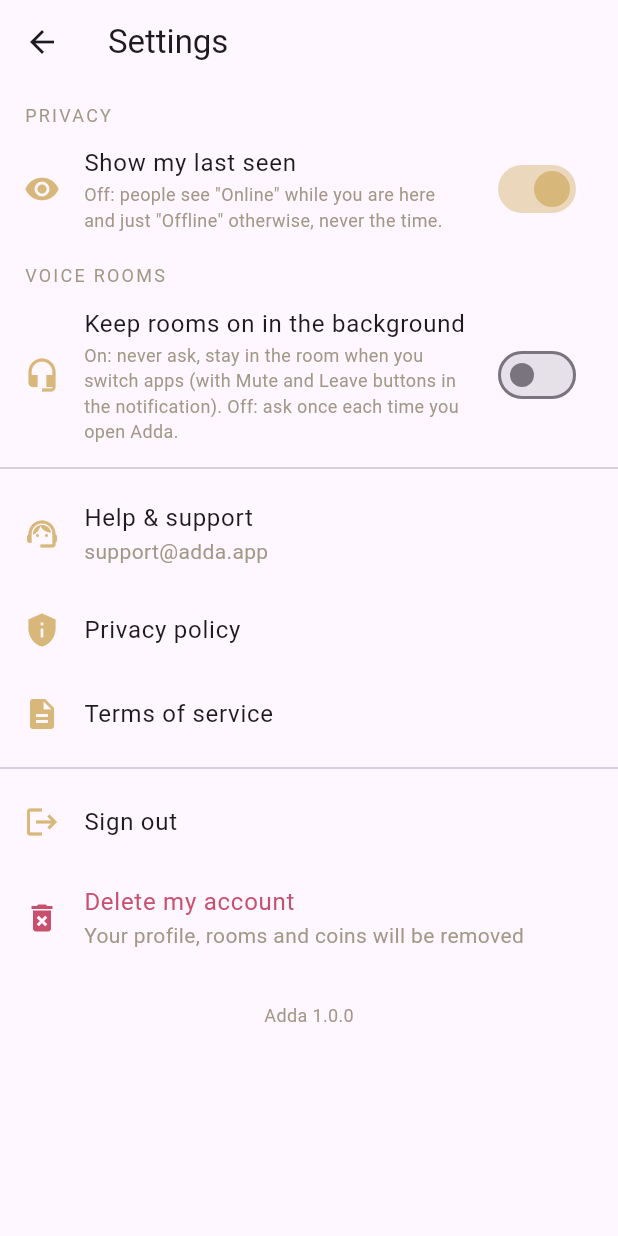
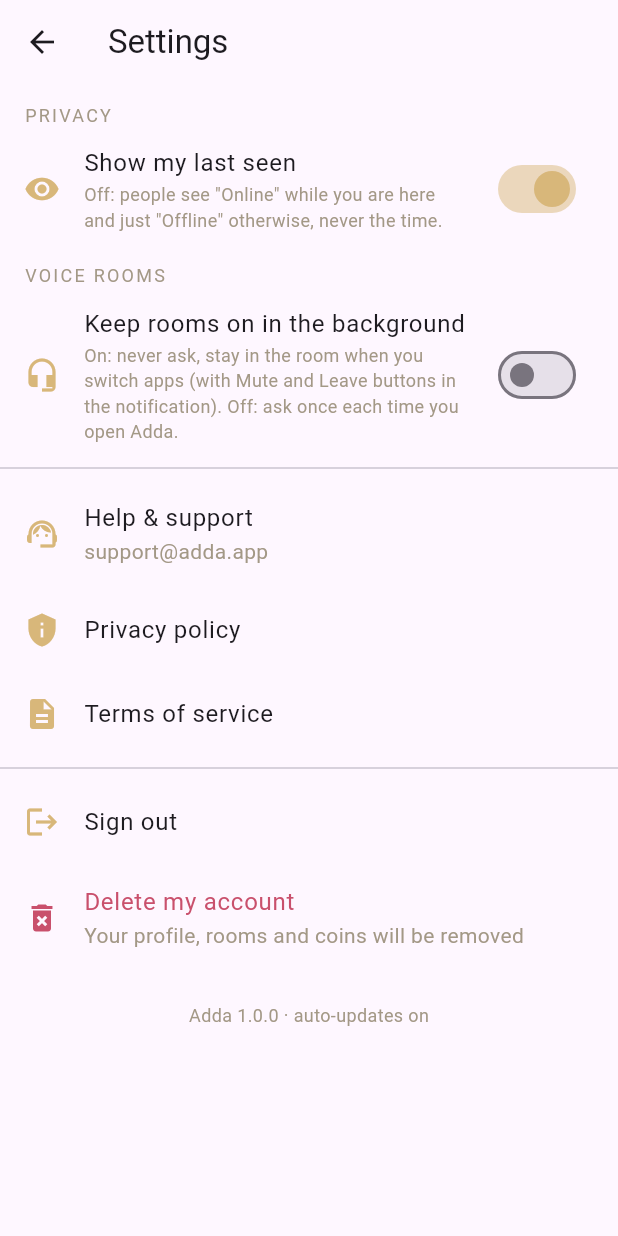
Before and after one commit to muntasirrezvi/ADDA, a Flutter app: the SettingsScreen screen opened directly, on a phone screen of 412 x 824 dp. Run offline on Flutter 3.47's test engine with Material 3 defaults, Android fonts, the phone set to English and light mode, and no system bars; our stand-ins replace cached_network_image, camera, google_fonts, image_picker, in_app_purchase, just_audio and 6 more; missing offline and left inert: agora_rtc_engine, flutter_foreground_task; accounts and stored records are empty.

Commit message:
Show that auto-updates are on (first Shorebird patch)
Co-Authored-By: Claude Opus 5.5 <noreply@anthropic.com>
Claude-Session: https://claude.ai/code/session_01EAcsa62qN4Csd1UhsuGyBm

```diff
--- a/app/lib/screens/profile_screen.dart
+++ b/app/lib/screens/profile_screen.dart
@@ -666,7 +666,7 @@ class _SettingsScreenState extends State<SettingsScreen> {
           },
         ),
         const SizedBox(height: 20),
-        const Center(child: Text('Adda 1.0.0', style: TextStyle(color: C.mute, fontSize: 12))),
+        const Center(child: Text('Adda 1.0.0 · auto-updates on', style: TextStyle(color: C.mute, fontSize: 12))),
       ]),
     );
   }
```
